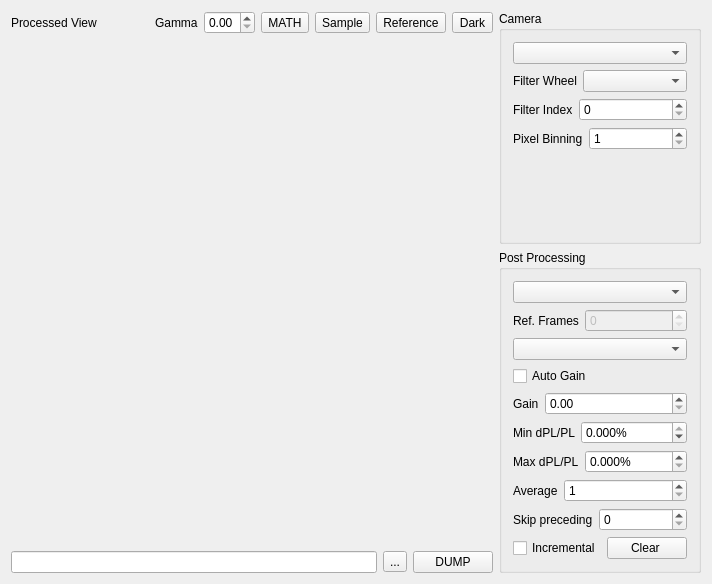
The window that modules/optics/odmrimagingform.ui (northriv/KAME) describes before a commit, drawn with Qt 5.
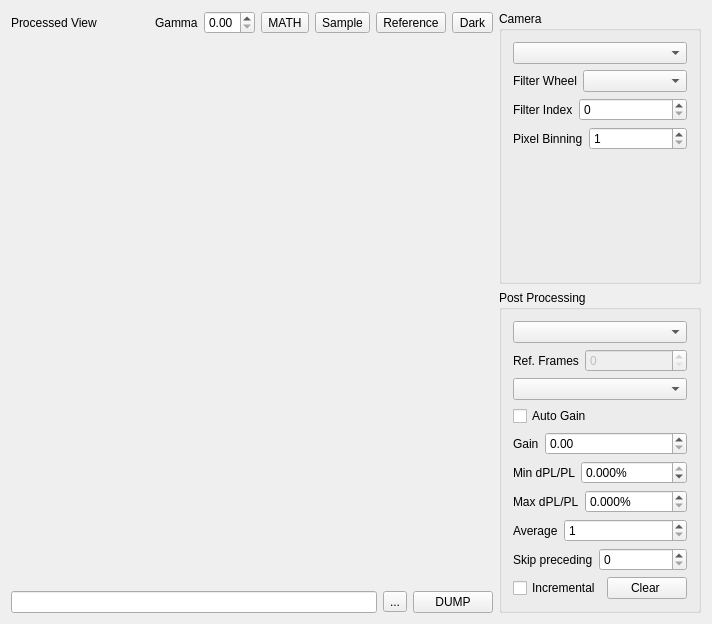
The same window after the commit. Custom widgets are drawn as their Qt base class.

Patch:
```diff
--- a/modules/optics/odmrimagingform.ui
+++ b/modules/optics/odmrimagingform.ui
@@ -7,7 +7,7 @@
     <x>0</x>
     <y>0</y>
     <width>712</width>
-    <height>584</height>
+    <height>624</height>
    </rect>
   </property>
   <property name="windowTitle">
@@ -483,9 +483,6 @@
        </item>
        <item>
         <spacer name="verticalSpacer">
-         <property name="orientation">
-          <enum>Qt::Orientation::Vertical</enum>
-         </property>
          <property name="sizeHint" stdset="0">
           <size>
            <width>20</width>
```
Left out of the diff: 2 changed lines with no effect on the pictures.
